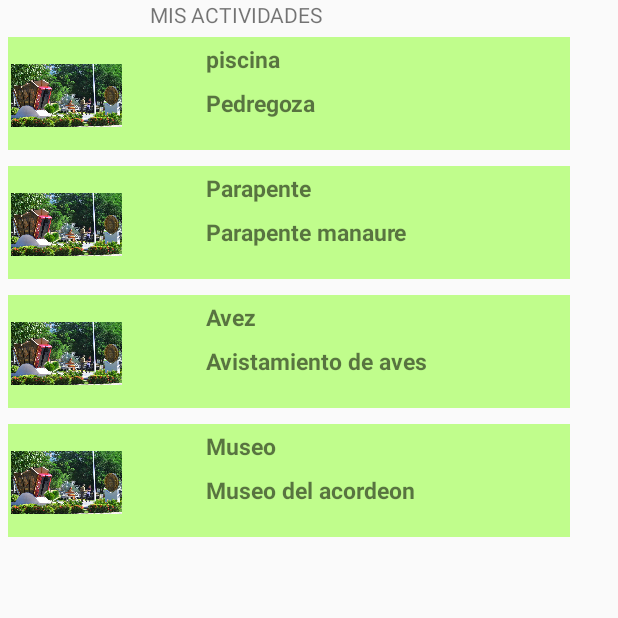
After one commit to micheelRojas/CesarTour, an Android app: the fragment MisActividadesFragment shown on its own in the app's theme, on a phone screen of 412 x 824 dp, the top half of it. The commit adds this screen. Run offline under Robolectric (Android 15) with nearby library versions, the phone set to English and light mode, and no system bars.

Commit message:
Fragment mis y repositorio de los mis

```diff
--- a/app/src/main/java/com/example/cesartour/Presentacion/MainActivity.java
+++ b/app/src/main/java/com/example/cesartour/Presentacion/MainActivity.java
@@ -58,7 +58,9 @@ ConexionSQLiteHelper_Evento conexionEvento;
         // menu should be considered as top level destinations.
         mAppBarConfiguration = new AppBarConfiguration.Builder(
                 R.id.nav_cultura,R.id.nav_eventos,R.id.nav_actividades,
-                R.id.nav_sitio,R.id.nav_municipio)
+                R.id.nav_sitio,R.id.nav_municipio,R.id.nav_mis_eventos,R.id.nav_mis_actividades,
+                R.id.nav_mis_sitios
+        )
                 .setDrawerLayout(drawer)
                 .build();
         NavController navController = Navigation.findNavController(this, R.id.nav_host_fragment);
--- /dev/null
+++ b/app/src/main/java/com/example/cesartour/Presentacion/MisActividadesFragment.java
@@ -0,0 +1,53 @@
+package com.example.cesartour.Presentacion;
+
+import android.os.Bundle;
+
+import androidx.fragment.app.Fragment;
+import androidx.recyclerview.widget.LinearLayoutManager;
+import androidx.recyclerview.widget.RecyclerView;
+
+import android.view.LayoutInflater;
+import android.view.View;
+import android.view.ViewGroup;
+
+import com.example.cesartour.Entity.Actividad;
+import com.example.cesartour.Entity.Evento;
+import com.example.cesartour.Presentacion.Adatadores_Recycler.AdapterActividades;
+import com.example.cesartour.Presentacion.Adatadores_Recycler.AdapterEventos;
+import com.example.cesartour.R;
+
+import java.util.ArrayList;
+
+
+public class MisActividadesFragment extends Fragment {
+    //creo que se puede hacer el recycler de los mis con el mismo adatados de los originales
+    ArrayList<Actividad> MisActividades;
+    RecyclerView recyclerMisActividades;
+    AdapterActividades adapterMisActividades;
+
+    @Override
+    public View onCreateView(LayoutInflater inflater, ViewGroup container,
+                             Bundle savedInstanceState) {
+        // Inflate the layout for this fragment
+        View view =inflater.inflate(R.layout.fragment_mis_actividades, container, false);
+        recyclerMisActividades= (RecyclerView) view.findViewById(R.id.Recycler_mis_actividades);
+        MisActividades= new ArrayList<>();
+        //DAtos de prueba
+        cargarDatos();
+        mostrarDatos();
+        return view;
+    }
+    //DATOS DE PRUEBA
+    public  void cargarDatos(){
+        MisActividades.add(new Actividad("Pedregoza","piscina",R.drawable.valledupar));
+        MisActividades.add(new Actividad("Parapente manaure","Parapente",R.drawable.manaure));
+      MisActividades.add(new Actividad("Avistamiento de aves","Avez",R.drawable.valledupar));
+      MisActividades.add(new Actividad("Museo del acordeon","Museo",R.drawable.valledupar));
+
+    }
+    public void mostrarDatos(){
+        recyclerMisActividades.setLayoutManager(new LinearLayoutManager(getContext()));
+        adapterMisActividades = new AdapterActividades(getContext(),MisActividades);
+        recyclerMisActividades.setAdapter(adapterMisActividades);
+    }
+}
--- /dev/null
+++ b/app/src/main/res/layout/fragment_mis_actividades.xml
@@ -0,0 +1,25 @@
+<?xml version="1.0" encoding="utf-8"?>
+<FrameLayout xmlns:android="http://schemas.android.com/apk/res/android"
+    xmlns:tools="http://schemas.android.com/tools"
+    android:layout_width="match_parent"
+    android:layout_height="match_parent"
+    tools:context=".Presentacion.MisActividadesFragment">
+
+    <!-- TODO: Update blank fragment layout -->
+    <LinearLayout
+        android:layout_width="match_parent"
+        android:layout_height="match_parent"
+        android:orientation="vertical">
+        <TextView
+            android:layout_width="wrap_content"
+            android:layout_height="wrap_content"
+            android:text="MIS ACTIVIDADES"
+            android:layout_marginLeft="100dp"/>
+
+        <androidx.recyclerview.widget.RecyclerView
+            android:id="@+id/Recycler_mis_actividades"
+            android:layout_width="385dp"
+            android:layout_height="wrap_content" />
+    </LinearLayout>
+
+</FrameLayout>
```
Also changed, not shown: app/src/main/java/com/example/cesartour/DAL/MisActividadesRepository.java (added, +83 -0 lines), app/src/main/java/com/example/cesartour/DAL/MisEventosRepository.java (added, +84 -0 lines), app/src/main/java/com/example/cesartour/DAL/MisSitiosRepository.java (added, +87 -0 lines), app/src/main/java/com/example/cesartour/Presentacion/MisEventosFragment.java (added, +50 -0 lines), app/src/main/java/com/example/cesartour/Presentacion/MisSitiosFragment.java (added, +52 -0 lines), app/src/main/res/drawable/cerclebackanground.xml (+6 -2 lines), app/src/main/res/layout/activity_detalles.xml (+11 -0 lines), app/src/main/res/layout/fragment_mis_eventos.xml (added, +25 -0 lines), app/src/main/res/layout/fragment_mis_sitios.xml (added, +26 -0 lines), app/src/main/res/menu/activity_main_drawer.xml (+16 -0 lines), app/src/main/res/navigation/mobile_navigation.xml (+15 -0 lines).
